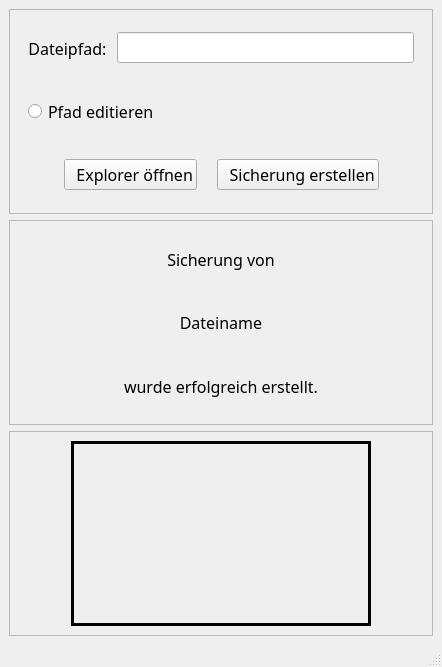
This is UI/frm_main_window.ui in dampfwolke/Bagup as Qt 5 draws it before an edit. The edited form follows.
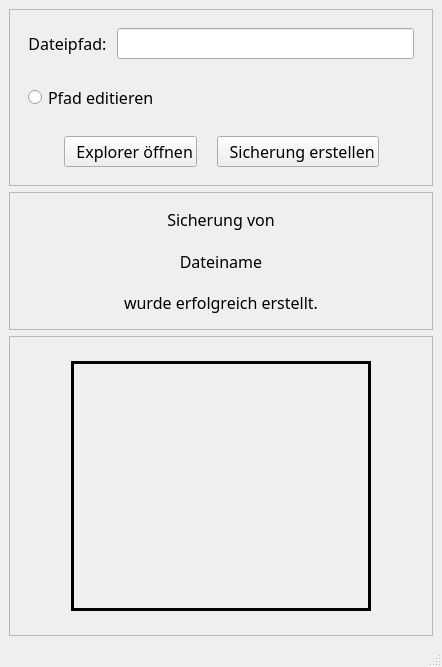
This is the edited form. Icons and pictures are not drawn.

Commit message: added animation for drag and drop label

```diff
--- a/UI/frm_main_window.ui
+++ b/UI/frm_main_window.ui
@@ -230,6 +230,12 @@
     </item>
     <item>
      <widget class="QFrame" name="fr_dragdrop">
+      <property name="minimumSize">
+       <size>
+        <width>0</width>
+        <height>300</height>
+       </size>
+      </property>
       <property name="layoutDirection">
        <enum>Qt::LayoutDirection::LeftToRight</enum>
       </property>
```
Left out of the diff: 2 changed lines with no effect on the pictures. The commit also changes 7 other files.
